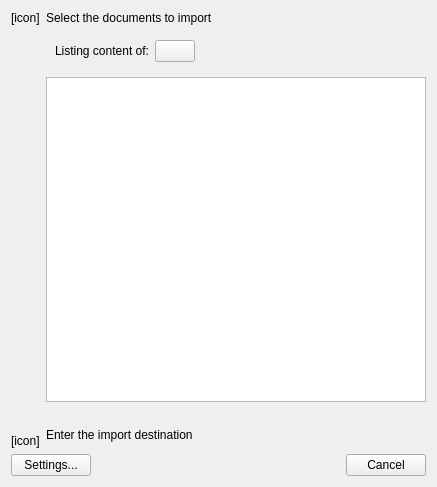
Qt form importer/thumbnailpage.ui (KDE/gwenview) before a commit.
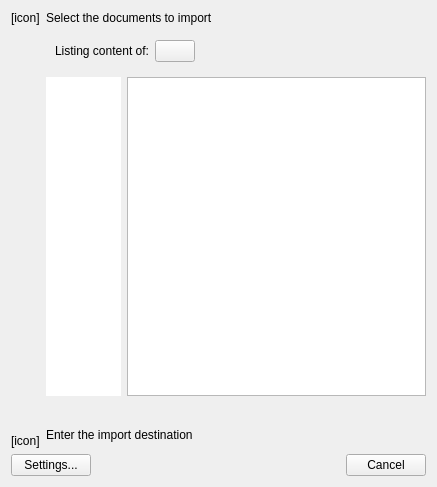
The same form after that commit. Custom widgets are drawn as their Qt base class.

Commit message: Move base url tree view to a side panel, use Solid to get more info about device

Diff of the .ui file:
```diff
--- a/importer/thumbnailpage.ui
+++ b/importer/thumbnailpage.ui
@@ -22,17 +22,43 @@
   <layout class="QGridLayout" name="gridLayout">
    <item row="2" column="1">
     <widget class="QWidget" name="widget" native="true">
-     <layout class="QVBoxLayout" name="verticalLayout">
-      <property name="spacing">
-       <number>0</number>
-      </property>
+     <layout class="QGridLayout" name="gridLayout_2">
       <property name="margin">
        <number>0</number>
       </property>
-      <item>
-       <widget class="Gwenview::ThumbnailView" name="mThumbnailView"/>
+      <item row="1" column="1">
+       <widget class="Gwenview::ThumbnailView" name="mThumbnailView">
+        <property name="sizePolicy">
+         <sizepolicy hsizetype="Expanding" vsizetype="Expanding">
+          <horstretch>4</horstretch>
+          <verstretch>0</verstretch>
+         </sizepolicy>
+        </property>
+       </widget>
       </item>
-      <item>
+      <item row="1" column="0">
+       <widget class="QTreeView" name="mSrcUrlTreeView">
+        <property name="sizePolicy">
+         <sizepolicy hsizetype="Expanding" vsizetype="Expanding">
+          <horstretch>1</horstretch>
+          <verstretch>0</verstretch>
+         </sizepolicy>
+        </property>
+        <property name="frameShape">
+         <enum>QFrame::NoFrame</enum>
+        </property>
+        <property name="editTriggers">
+         <set>QAbstractItemView::NoEditTriggers</set>
+        </property>
+        <property name="showDropIndicator" stdset="0">
+         <bool>false</bool>
+        </property>
+        <property name="headerHidden">
+         <bool>true</bool>
+        </property>
+       </widget>
+      </item>
+      <item row="2" column="0" colspan="2">
        <layout class="QHBoxLayout" name="horizontalLayout">
         <item>
          <spacer name="horizontalSpacer">
```
Left out of the diff: 173 changed lines with no effect on the pictures. The commit also changes 7 other files.
